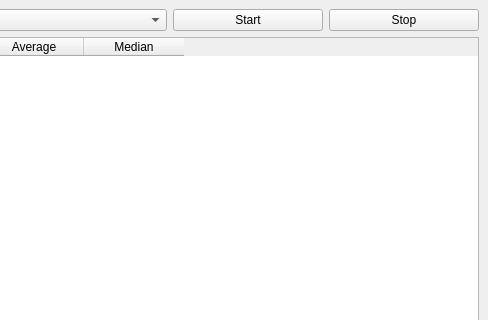
First picture: the form in Source/Inspector/InspectorWindow.ui, repository knight666/pitstop, before the edit; both pictures show x 426 to 914 and y 0 to 320 of the 914 by 600 pixel window.
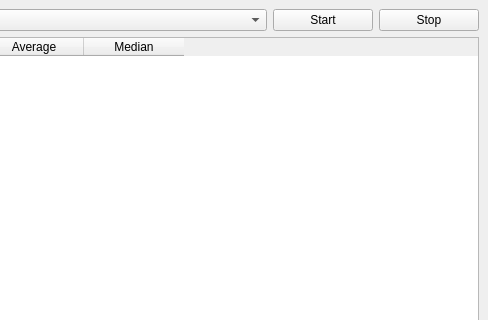
Second picture: the form after the edit.

Commit message: Connect button slots to application.

What changed in the file:
```diff
--- a/Source/Inspector/InspectorWindow.ui
+++ b/Source/Inspector/InspectorWindow.ui
@@ -22,7 +22,7 @@
      <widget class="QPushButton" name="btnStart">
       <property name="maximumSize">
        <size>
-        <width>150</width>
+        <width>100</width>
         <height>16777215</height>
        </size>
       </property>
@@ -35,7 +35,7 @@
      <widget class="QPushButton" name="btnStop">
       <property name="maximumSize">
        <size>
-        <width>150</width>
+        <width>100</width>
         <height>16777215</height>
        </size>
       </property>
```
The commit also changes 2 other files.
